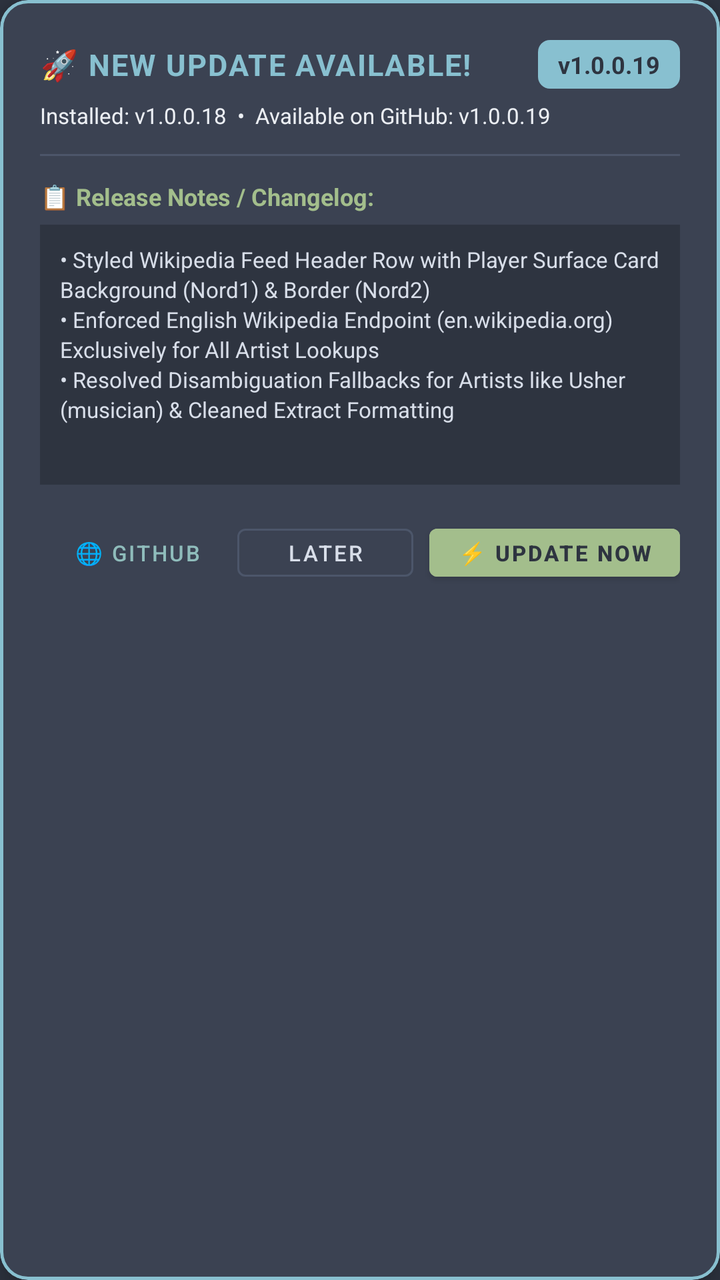
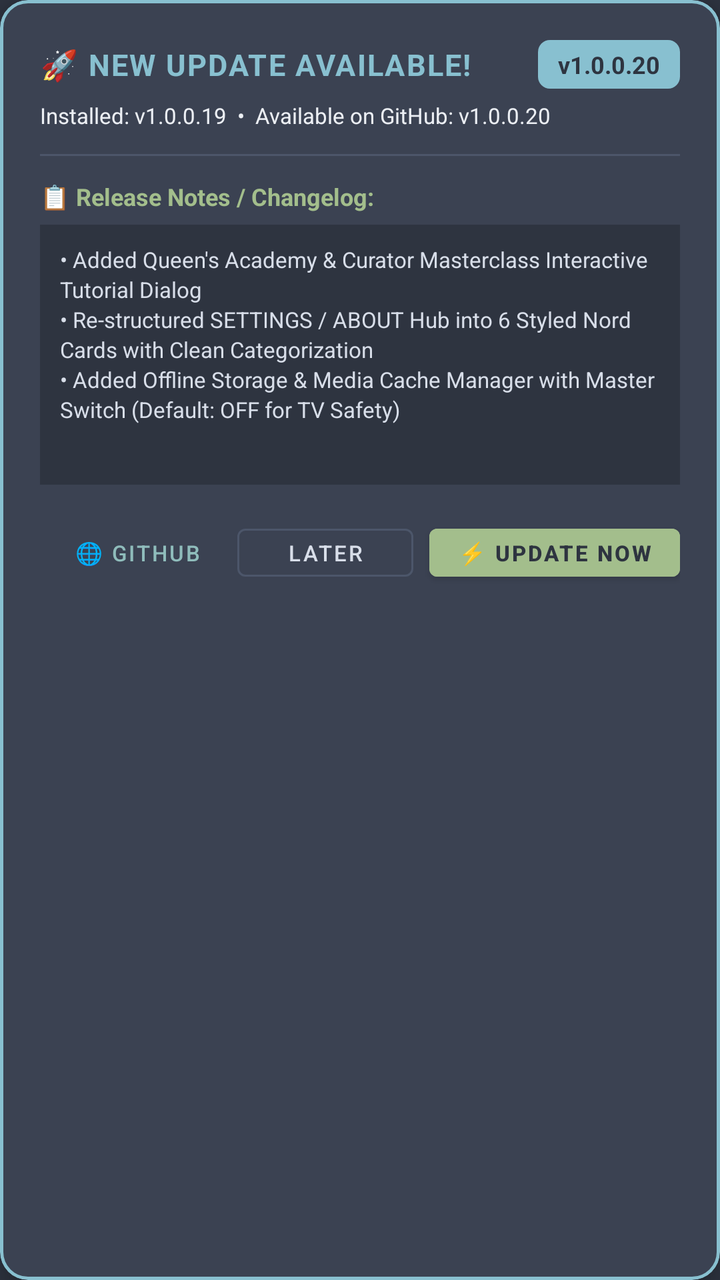

Two renders of the same Android screen: before a commit and after it. Below are the layout's source before the change and the commit's diff.
<!-- AndroidManifest.xml: application theme Theme.SNfetchPLAYER -->
<!-- res/layout/dialog_app_update.xml -->
<?xml version="1.0" encoding="utf-8"?>
<com.google.android.material.card.MaterialCardView xmlns:android="http://schemas.android.com/apk/res/android"
    xmlns:app="http://schemas.android.com/apk/res-auto"
    android:layout_width="match_parent"
    android:layout_height="wrap_content"
    android:layout_margin="16dp"
    app:cardBackgroundColor="@color/nord1"
    app:cardCornerRadius="14dp"
    app:cardElevation="8dp"
    app:strokeColor="@color/nord8"
    app:strokeWidth="1.5dp">

    <LinearLayout
        android:layout_width="match_parent"
        android:layout_height="wrap_content"
        android:orientation="vertical"
        android:padding="20dp">

        
        <LinearLayout
            android:layout_width="match_parent"
            android:layout_height="wrap_content"
            android:gravity="center_vertical"
            android:orientation="horizontal">

            <TextView
                android:layout_width="0dp"
                android:layout_height="wrap_content"
                android:layout_weight="1"
                android:letterSpacing="0.05"
                android:text="🚀 NEW UPDATE AVAILABLE!"
                android:textColor="@color/nord8"
                android:textSize="15sp"
                android:textStyle="bold" />

            <TextView
                android:id="@+id/tvNewVersionBadge"
                android:layout_width="wrap_content"
                android:layout_height="wrap_content"
                android:background="@drawable/badge_update_bg"
                android:paddingHorizontal="10dp"
                android:paddingVertical="4dp"
                android:text="v1.0.0.19"
                android:textColor="@color/nord0"
                android:textSize="12sp"
                android:textStyle="bold" />
        </LinearLayout>

        
        <TextView
            android:id="@+id/tvUpdateVersionSub"
            android:layout_width="match_parent"
            android:layout_height="wrap_content"
            android:layout_marginTop="6dp"
            android:text="Installed: v1.0.0.18  •  Available on GitHub: v1.0.0.19"
            android:textColor="@color/nord6"
            android:textSize="11sp" />

        
        <View
            android:layout_width="match_parent"
            android:layout_height="1dp"
            android:layout_marginVertical="12dp"
            android:background="@color/nord3" />

        <TextView
            android:layout_width="wrap_content"
            android:layout_height="wrap_content"
            android:text="📋 Release Notes / Changelog:"
            android:textColor="@color/nord14"
            android:textSize="12sp"
            android:textStyle="bold" />

        
        <androidx.core.widget.NestedScrollView
            android:layout_width="match_parent"
            android:layout_height="130dp"
            android:layout_marginTop="6dp"
            android:background="@color/nord0"
            android:padding="10dp">

            <TextView
                android:id="@+id/tvUpdateChangelog"
                android:layout_width="match_parent"
                android:layout_height="wrap_content"
                android:fontFamily="sans-serif"
                android:lineSpacingExtra="2dp"
                android:text="• Styled Wikipedia Feed Header Row with Player Surface Card Background (Nord1) &amp; Border (Nord2)\n• Enforced English Wikipedia Endpoint (en.wikipedia.org) Exclusively for All Artist Lookups\n• Resolved Disambiguation Fallbacks for Artists like Usher (musician) &amp; Cleaned Extract Formatting"
                android:textColor="@color/nord4"
                android:textSize="11sp" />
        </androidx.core.widget.NestedScrollView>

        
        <LinearLayout
            android:id="@+id/layoutDownloadProgress"
            android:layout_width="match_parent"
            android:layout_height="wrap_content"
            android:layout_marginTop="12dp"
            android:orientation="vertical"
            android:visibility="gone">

            <ProgressBar
                android:id="@+id/pbDownloadProgress"
                style="?android:attr/progressBarStyleHorizontal"
                android:layout_width="match_parent"
                android:layout_height="8dp"
                android:max="100"
                android:progress="0"
                android:progressTint="@color/nord14" />

            <TextView
                android:id="@+id/tvDownloadProgressStatus"
                android:layout_width="match_parent"
                android:layout_height="wrap_content"
                android:layout_marginTop="4dp"
                android:gravity="center_horizontal"
                android:text="Downloading APK... 0%"
                android:textColor="@color/nord14"
                android:textSize="11sp" />
        </LinearLayout>

        
        <LinearLayout
            android:layout_width="match_parent"
            android:layout_height="wrap_content"
            android:layout_marginTop="16dp"
            android:gravity="end"
            android:orientation="horizontal">

            <com.google.android.material.button.MaterialButton
                android:id="@+id/btnOpenGitHub"
                style="@style/Widget.MaterialComponents.Button.TextButton"
                android:layout_width="wrap_content"
                android:layout_height="36dp"
                android:paddingHorizontal="10dp"
                android:text="🌐 GitHub"
                android:textColor="@color/nord7"
                android:textSize="11sp" />

            <com.google.android.material.button.MaterialButton
                android:id="@+id/btnLaterUpdate"
                style="@style/Widget.MaterialComponents.Button.OutlinedButton"
                android:layout_width="wrap_content"
                android:layout_height="36dp"
                android:layout_marginStart="6dp"
                android:paddingHorizontal="12dp"
                android:text="LATER"
                android:textColor="@color/nord4"
                android:textSize="11sp"
                app:strokeColor="@color/nord3"
                app:strokeWidth="1dp" />

            <com.google.android.material.button.MaterialButton
                android:id="@+id/btnDownloadUpdate"
                android:layout_width="wrap_content"
                android:layout_height="36dp"
                android:layout_marginStart="8dp"
                android:backgroundTint="@color/nord14"
                android:paddingHorizontal="14dp"
                android:text="⚡ UPDATE NOW"
                android:textColor="@color/nord0"
                android:textSize="11sp"
                android:textStyle="bold" />
        </LinearLayout>

    </LinearLayout>
</com.google.android.material.card.MaterialCardView>
<!-- resources referenced by this layout -->
<resources>
  <color name="nord0">#2E3440</color>
  <color name="nord1">#3B4252</color>
  <color name="nord14">#A3BE8C</color>
  <color name="nord3">#4C566A</color>
  <color name="nord4">#D8DEE9</color>
  <color name="nord6">#ECEFF4</color>
  <color name="nord7">#8FBCBB</color>
  <color name="nord8">#88C0D0</color>
  <!-- drawable badge_update_bg (drawable) -->
  <?xml version="1.0" encoding="utf-8"?>
  <shape xmlns:android="http://schemas.android.com/apk/res/android"
      android:shape="rectangle">
      <solid android:color="@color/nord8" />
      <corners android:radius="6dp" />
  </shape>
  <style name="Theme.SNfetchPLAYER" parent="Theme.MaterialComponents.DayNight.NoActionBar">
          <item name="colorPrimary">@color/nord8</item>
          <item name="colorPrimaryVariant">@color/nord10</item>
          <item name="colorOnPrimary">@color/nord0</item>
          <item name="colorSecondary">@color/nord7</item>
          <item name="colorSecondaryVariant">@color/nord9</item>
          <item name="colorOnSecondary">@color/nord0</item>
          <item name="android:statusBarColor">@color/nord0</item>
          <item name="android:navigationBarColor">@color/nord0</item>
          <item name="android:windowBackground">@color/nord0</item>
      </style>
  <color name="nord10">#5E81AC</color>
  <color name="nord9">#81A1C1</color>
</resources>

<!-- the commit's change to res/layout/dialog_app_update.xml (unified diff, before → after) -->
@@ -40,7 +40,7 @@
                 android:background="@drawable/badge_update_bg"
                 android:paddingHorizontal="10dp"
                 android:paddingVertical="4dp"
-                android:text="v1.0.0.19"
+                android:text="v1.0.0.20"
                 android:textColor="@color/nord0"
                 android:textSize="12sp"
                 android:textStyle="bold" />
@@ -52,7 +52,7 @@
             android:layout_width="match_parent"
             android:layout_height="wrap_content"
             android:layout_marginTop="6dp"
-            android:text="Installed: v1.0.0.18  •  Available on GitHub: v1.0.0.19"
+            android:text="Installed: v1.0.0.19  •  Available on GitHub: v1.0.0.20"
             android:textColor="@color/nord6"
             android:textSize="11sp" />
 
@@ -85,7 +85,7 @@
                 android:layout_height="wrap_content"
                 android:fontFamily="sans-serif"
                 android:lineSpacingExtra="2dp"
-                android:text="• Styled Wikipedia Feed Header Row with Player Surface Card Background (Nord1) &amp; Border (Nord2)\n• Enforced English Wikipedia Endpoint (en.wikipedia.org) Exclusively for All Artist Lookups\n• Resolved Disambiguation Fallbacks for Artists like Usher (musician) &amp; Cleaned Extract Formatting"
+                android:text="• Added Queen's Academy &amp; Curator Masterclass Interactive Tutorial Dialog\n• Re-structured SETTINGS / ABOUT Hub into 6 Styled Nord Cards with Clean Categorization\n• Added Offline Storage &amp; Media Cache Manager with Master Switch (Default: OFF for TV Safety)"
                 android:textColor="@color/nord4"
                 android:textSize="11sp" />
         </androidx.core.widget.NestedScrollView>
